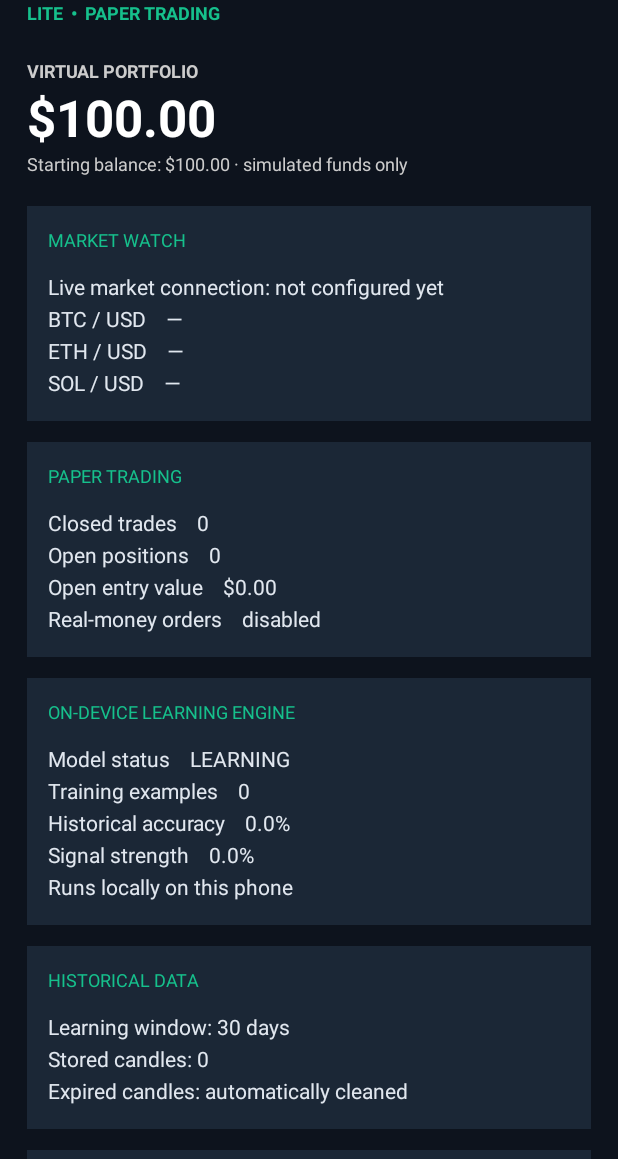
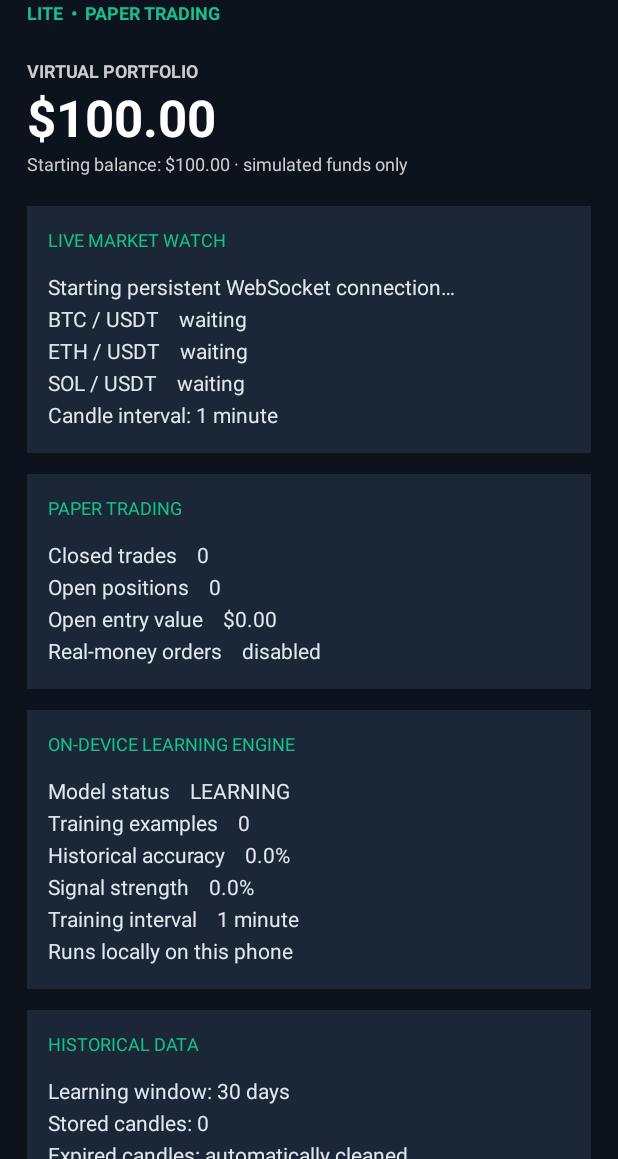
Before and after one commit to kalize856-ops/kalize-crypto-ai, an Android app: the screen it shows after launch (MainActivity), on a phone screen of 412 x 824 dp, the part 77-1236 px from its top. Run offline under Robolectric (Android 15) with nearby library versions, the phone set to English and light mode, and no system bars.

Commit message:
Connect dashboard to live 1-minute market stream

```diff
--- a/app/src/main/java/com/kalize/cryptoai/MainActivity.java
+++ b/app/src/main/java/com/kalize/cryptoai/MainActivity.java
@@ -3,6 +3,10 @@ package com.kalize.cryptoai;
 import android.app.Activity;
 import android.os.Build;
 import android.os.Bundle;
+import android.content.BroadcastReceiver;
+import android.content.Context;
+import android.content.Intent;
+import android.content.IntentFilter;
 import android.graphics.Color;
 import android.view.View;
 import android.widget.LinearLayout;
@@ -10,12 +14,24 @@ import android.widget.ScrollView;
 import android.widget.TextView;
 import java.util.Locale;
 
-/** Lightweight local paper-trading dashboard; compatible with Android API 19+. */
+/** Lightweight paper-trading dashboard; compatible with Android API 19+. */
 public class MainActivity extends Activity {
     private LinearLayout content;
     private PaperDatabaseHelper database;
     private PaperTradingEngine tradingEngine;
     private OnDeviceLearningEngine learningEngine;
+    private TextView marketStatus;
+    private boolean receiverRegistered = false;
+
+    private final BroadcastReceiver marketReceiver = new BroadcastReceiver() {
+        @Override public void onReceive(Context context, Intent intent) {
+            if (marketStatus != null && intent != null) {
+                String status = intent.getStringExtra(MarketDataService.EXTRA_STATUS);
+                marketStatus.setText((status == null ? "Waiting for market feed" : status) +
+                        "\nCompleted 1m candles stored: " + database.getStoredCandleCount());
+            }
+        }
+    };
 
     @Override
     public void onCreate(Bundle state) {
@@ -24,7 +40,8 @@ public class MainActivity extends Activity {
         tradingEngine = new PaperTradingEngine(database);
         learningEngine = new OnDeviceLearningEngine(database);
         database.cleanExpiredCandles();
-        learningEngine.learn("BTCUSDT", "1d");
+        learningEngine.learn("BTCUSDT", "1m");
+        MarketStreamStarter.start(this);
 
         if (Build.VERSION.SDK_INT >= Build.VERSION_CODES.LOLLIPOP) {
             getWindow().setStatusBarColor(Color.rgb(16, 24, 32));
@@ -49,8 +66,10 @@ public class MainActivity extends Activity {
                 12, Color.LTGRAY, false);
         addSpace(20);
 
-        addPanel("MARKET WATCH",
-                "Live market connection: not configured yet\nBTC / USD    —\nETH / USD    —\nSOL / USD    —");
+        marketStatus = addPanel("LIVE MARKET WATCH",
+                "Starting persistent WebSocket connection…\n" +
+                "BTC / USDT    waiting\nETH / USDT    waiting\nSOL / USDT    waiting\n" +
+                "Candle interval: 1 minute");
 
         addPanel("PAPER TRADING",
                 "Closed trades    " + database.getClosedTradeCount() +
@@ -58,13 +77,13 @@ public class MainActivity extends Activity {
                 "\nOpen entry value    " + String.format(Locale.US, "$%.2f", tradingEngine.getOpenEntryValue()) +
                 "\nReal-money orders    disabled");
 
-        OnDeviceLearningEngine.Assessment ai = learningEngine.assess("BTCUSDT", "1d");
+        OnDeviceLearningEngine.Assessment ai = learningEngine.assess("BTCUSDT", "1m");
         addPanel("ON-DEVICE LEARNING ENGINE",
                 "Model status    " + ai.signal +
                 "\nTraining examples    " + ai.samples +
                 "\nHistorical accuracy    " + String.format(Locale.US, "%.1f%%", ai.accuracy) +
                 "\nSignal strength    " + String.format(Locale.US, "%.1f%%", ai.confidence) +
-                "\nRuns locally on this phone");
+                "\nTraining interval    1 minute\nRuns locally on this phone");
 
         addPanel("HISTORICAL DATA",
                 "Learning window: 30 days\nStored candles: " +
@@ -74,18 +93,38 @@ public class MainActivity extends Activity {
         addPanel("RISK CONTROLS",
                 "Simulation only\nRisk per trade: 1% maximum\nDaily loss pause: 2%\nMaximum open positions: 3\nNo exchange order permissions");
 
-        addText("Build 0.1.3 · Android 4.4.4+ · Local SQLite storage",
+        addText("Build 0.1.4 · Android 4.4.4+ · WebSocket market data · Local SQLite",
                 11, Color.GRAY, false);
         setContentView(scroll);
     }
 
-    @Override
-    protected void onDestroy() {
+    @Override protected void onResume() {
+        super.onResume();
+        if (!receiverRegistered) {
+            IntentFilter filter = new IntentFilter(MarketDataService.ACTION_STATUS);
+            if (Build.VERSION.SDK_INT >= 33) {
+                registerReceiver(marketReceiver, filter, Context.RECEIVER_NOT_EXPORTED);
+            } else {
+                registerReceiver(marketReceiver, filter);
+            }
+            receiverRegistered = true;
+        }
+    }
+
+    @Override protected void onPause() {
+        if (receiverRegistered) {
+            unregisterReceiver(marketReceiver);
+            receiverRegistered = false;
+        }
+        super.onPause();
+    }
+
+    @Override protected void onDestroy() {
         if (database != null) database.closeStore();
         super.onDestroy();
     }
 
-    private void addPanel(String title, String body) {
+    private TextView addPanel(String title, String body) {
         TextView heading = new TextView(this);
         heading.setText(title);
         heading.setTextColor(Color.rgb(22, 192, 140));
@@ -106,6 +145,7 @@ public class MainActivity extends Activity {
                 LinearLayout.LayoutParams.WRAP_CONTENT);
         params.bottomMargin = dp(14);
         content.addView(details, params);
+        return details;
     }
 
     private void addText(String value, int size, int color, boolean bold) {
```
